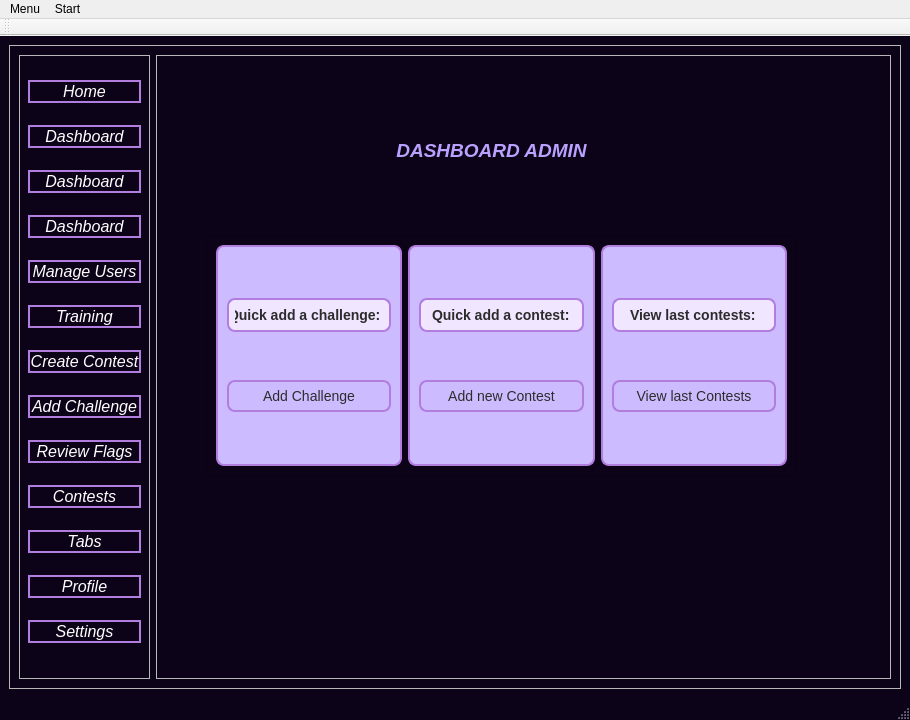
The window that CyberRange/Client/MainMenu.ui (Pafy-24/CyberRange----POO) describes before a commit, drawn with Qt 5.
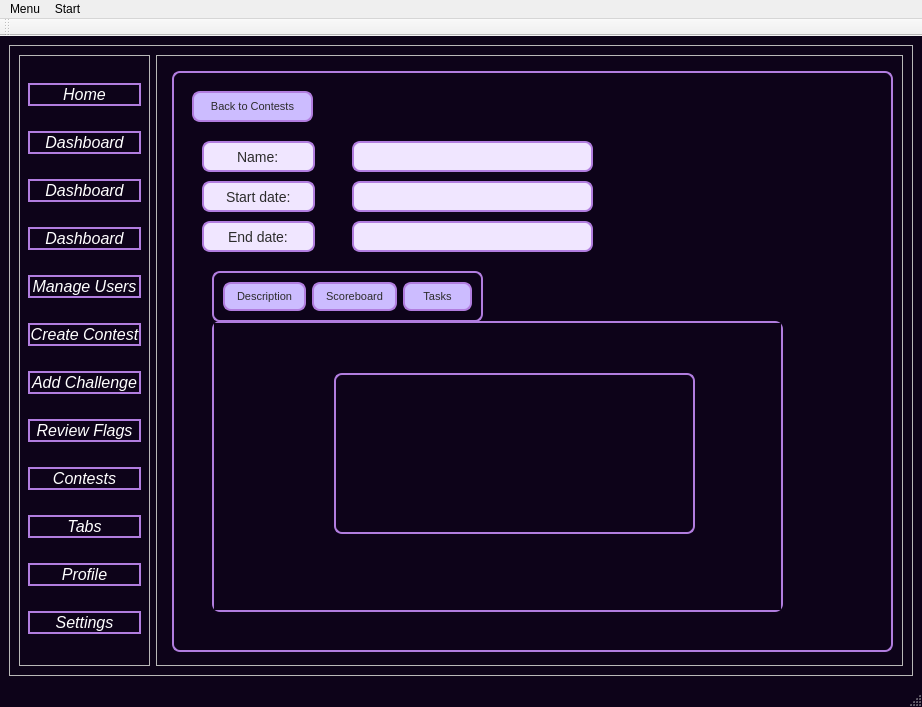
The same window after the commit. The open tabs and pages were chosen to show the change.

Diff of the .ui file:
```diff
--- a/CyberRange/Client/MainMenu.ui
+++ b/CyberRange/Client/MainMenu.ui
@@ -6,8 +6,8 @@
    <rect>
     <x>0</x>
     <y>0</y>
-    <width>910</width>
-    <height>720</height>
+    <width>922</width>
+    <height>707</height>
    </rect>
   </property>
   <property name="windowTitle">
@@ -219,37 +219,6 @@
             </property>
            </widget>
           </item>
-          <item>
-           <widget class="QPushButton" name="TrainingButton">
-            <property name="font">
-             <font>
-              <pointsize>12</pointsize>
-              <italic>true</italic>
-             </font>
-            </property>
-            <property name="styleSheet">
-             <string notr="true">QPushButton {
-    background-color: transparent;
-	 border-radius: 100px;
-    border: 2px solid #b17ddf;
-    color: white;
-}
-
-QPushButton:hover {
-    background-color: transparent;
-    border: 2px solid white;
-}
-
-QPushButton:pressed {
-    background-color: transparent;
-    border: 2px solid white;
-}</string>
-            </property>
-            <property name="text">
-             <string>Training</string>
-            </property>
-           </widget>
-          </item>
           <item>
            <widget class="QPushButton" name="CreateContestButton">
             <property name="font">
@@ -493,8 +462,8 @@
              <widget class="QLabel" name="label_Dash">
               <property name="geometry">
                <rect>
-                <x>200</x>
-                <y>70</y>
+                <x>250</x>
+                <y>110</y>
                 <width>251</width>
                 <height>31</height>
                </rect>
@@ -523,8 +492,8 @@
              <widget class="QFrame" name="frame_20">
               <property name="geometry">
                <rect>
-                <x>40</x>
-                <y>170</y>
+                <x>80</x>
+                <y>220</y>
                 <width>591</width>
                 <height>241</height>
                </rect>
@@ -3194,6 +3163,397 @@
               </item>
              </layout>
             </widget>
+            <widget class="QWidget" name="CurrentContest">
+             <property name="styleSheet">
+              <string notr="true">QFrame {
+    border-radius: 8px;
+    border: 2px solid #b17ddf;
+}</string>
+             </property>
+             <widget class="QFrame" name="frame_26">
+              <property name="geometry">
+               <rect>
+                <x>6</x>
+                <y>6</y>
+                <width>721</width>
+                <height>581</height>
+               </rect>
+              </property>
+              <property name="frameShape">
+               <enum>QFrame::Shape::StyledPanel</enum>
+              </property>
+              <property name="frameShadow">
+               <enum>QFrame::Shadow::Raised</enum>
+              </property>
+              <widget class="QPushButton" name="backButton">
+               <property name="geometry">
+                <rect>
+                 <x>20</x>
+                 <y>20</y>
+                 <width>121</width>
+                 <height>31</height>
+                </rect>
+               </property>
+               <property name="styleSheet">
+                <string notr="true">QPushButton {
+    background-color: rgb(204, 188, 255);      /* pastel mov deschis */
+    border: 2px solid #b17ddf;                 /* mov intens */
+    border-radius: 8px;
+    padding: 6px 12px;
+    color: #2c2c2c;                            /* text închis, lizibil */
+    font-size: 11px;
+}
+
+QPushButton:hover {
+    background-color: rgb(224, 208, 255);      /* mai luminos la hover */
+    border: 2px solid #8f44d4;                 /* accent mai puternic */
+}
+
+QPushButton:pressed {
+    background-color: rgb(190, 170, 240);      /* ușor mai închis la click */
+    border: 2px solid #7a2ec8;
+}</string>
+               </property>
+               <property name="text">
+                <string>Back to Contests</string>
+               </property>
+              </widget>
+              <widget class="QLineEdit" name="lineEditContestName2">
+               <property name="geometry">
+                <rect>
+                 <x>30</x>
+                 <y>70</y>
+                 <width>113</width>
+                 <height>31</height>
+                </rect>
+               </property>
+               <property name="styleSheet">
+                <string notr="true">QLineEdit {
+    background-color: rgb(240, 230, 255);        /* un mov pal, deschis */
+    border: 2px solid #b17ddf;                   /* mov intens, ca la QFrame */
+    border-radius: 8px;
+    padding: 6px;
+    color: #2c2c2c;                              /* text închis, lizibil */
+    font-size: 14px;
+}
+
+QLineEdit:focus {
+    border: 2px solid #8f44d4;                   /* evidențiere la focus */
+    background-color: rgb(255, 245, 255);
+}</string>
+               </property>
+               <property name="text">
+                <string>Name:</string>
+               </property>
+               <property name="alignment">
+                <set>Qt::AlignmentFlag::AlignCenter</set>
+               </property>
+               <property name="readOnly">
+                <bool>true</bool>
+               </property>
+              </widget>
+              <widget class="QLineEdit" name="lineEditContestName">
+               <property name="geometry">
+                <rect>
+                 <x>180</x>
+                 <y>70</y>
+                 <width>241</width>
+                 <height>31</height>
+                </rect>
+               </property>
+               <property name="styleSheet">
+                <string notr="true">QLineEdit {
+    background-color: rgb(240, 230, 255);        /* un mov pal, deschis */
+    border: 2px solid #b17ddf;                   /* mov intens, ca la QFrame */
+    border-radius: 8px;
+    padding: 6px;
+    color: #2c2c2c;                              /* text închis, lizibil */
+    font-size: 14px;
+}
+
+QLineEdit:focus {
+    border: 2px solid #8f44d4;                   /* evidențiere la focus */
+    background-color: rgb(255, 245, 255);
+}</string>
+               </property>
+               <property name="readOnly">
+                <bool>true</bool>
+               </property>
+              </widget>
+              <widget class="QLineEdit" name="lineEditContestStart2">
+               <property name="geometry">
+                <rect>
+                 <x>30</x>
+                 <y>110</y>
+                 <width>113</width>
+                 <height>31</height>
+                </rect>
+               </property>
+               <property name="styleSheet">
+                <string notr="true">QLineEdit {
+    background-color: rgb(240, 230, 255);        /* un mov pal, deschis */
+    border: 2px solid #b17ddf;                   /* mov intens, ca la QFrame */
+    border-radius: 8px;
+    padding: 6px;
+    color: #2c2c2c;                              /* text închis, lizibil */
+    font-size: 14px;
+}
+
+QLineEdit:focus {
+    border: 2px solid #8f44d4;                   /* evidențiere la focus */
+    background-color: rgb(255, 245, 255);
+}</string>
+               </property>
+               <property name="text">
+                <string>Start date:</string>
+               </property>
+               <property name="alignment">
+                <set>Qt::AlignmentFlag::AlignCenter</set>
+               </property>
+               <property name="readOnly">
+                <bool>true</bool>
+               </property>
+              </widget>
+              <widget class="QLineEdit" name="lineEditContestStart">
+               <property name="geometry">
+                <rect>
+                 <x>180</x>
+                 <y>110</y>
+                 <width>241</width>
+                 <height>31</height>
+                </rect>
+               </property>
+               <property name="styleSheet">
+                <string notr="true">QLineEdit {
+    background-color: rgb(240, 230, 255);        /* un mov pal, deschis */
+    border: 2px solid #b17ddf;                   /* mov intens, ca la QFrame */
+    border-radius: 8px;
+    padding: 6px;
+    color: #2c2c2c;                              /* text închis, lizibil */
+    font-size: 14px;
+}
+
+QLineEdit:focus {
+    border: 2px solid #8f44d4;                   /* evidențiere la focus */
+    background-color: rgb(255, 245, 255);
+}</string>
+               </property>
+               <property name="readOnly">
+                <bool>true</bool>
+               </property>
+              </widget>
+              <widget class="QLineEdit" name="lineEditContestEnd2">
+               <property name="geometry">
+                <rect>
+                 <x>30</x>
+                 <y>150</y>
+                 <width>113</width>
+                 <height>31</height>
+                </rect>
+               </property>
+               <property name="styleSheet">
+                <string notr="true">QLineEdit {
+    background-color: rgb(240, 230, 255);        /* un mov pal, deschis */
+    border: 2px solid #b17ddf;                   /* mov intens, ca la QFrame */
+    border-radius: 8px;
+    padding: 6px;
+    color: #2c2c2c;                              /* text închis, lizibil */
+    font-size: 14px;
+}
+
+QLineEdit:focus {
+    border: 2px solid #8f44d4;                   /* evidențiere la focus */
+    background-color: rgb(255, 245, 255);
+}</string>
+               </property>
+               <property name="text">
+                <string>End date:</string>
+               </property>
+               <property name="alignment">
+                <set>Qt::AlignmentFlag::AlignCenter</set>
+               </property>
+               <property name="readOnly">
+                <bool>true</bool>
+               </property>
+              </widget>
+              <widget class="QLineEdit" name="lineEditContestEnd">
+               <property name="geometry">
+                <rect>
+                 <x>180</x>
+                 <y>150</y>
+                 <width>241</width>
+                 <height>31</height>
+                </rect>
+               </property>
+               <property name="styleSheet">
+                <string notr="true">QLineEdit {
+    background-color: rgb(240, 230, 255);        /* un mov pal, deschis */
+    border: 2px solid #b17ddf;                   /* mov intens, ca la QFrame */
+    border-radius: 8px;
+    padding: 6px;
+    color: #2c2c2c;                              /* text închis, lizibil */
+    font-size: 14px;
+}
+
+QLineEdit:focus {
+    border: 2px solid #8f44d4;                   /* evidențiere la focus */
+    background-color: rgb(255, 245, 255);
+}</string>
+               </property>
+               <property name="readOnly">
+                <bool>true</bool>
+               </property>
+              </widget>
+              <widget class="QStackedWidget" name="stackedWidget_3">
+               <property name="geometry">
+                <rect>
+                 <x>40</x>
+                 <y>250</y>
+                 <width>571</width>
+                 <height>291</height>
+                </rect>
+               </property>
+               <widget class="QWidget" name="Desc">
+                <widget class="QLabel" name="labelDesc">
+                 <property name="geometry">
+                  <rect>
+                   <x>120</x>
+                   <y>50</y>
+                   <width>361</width>
+                   <height>161</height>
+                  </rect>
+                 </property>
+                 <property name="text">
+                  <string/>
+                 </property>
+                </widget>
+               </widget>
+               <widget class="QWidget" name="Scoreboard">
+                <widget class="QTableView" name="tableScoreboard">
+                 <property name="geometry">
+                  <rect>
+                   <x>0</x>
+                   <y>0</y>
+                   <width>571</width>
+                   <height>291</height>
+                  </rect>
+                 </property>
+                </widget>
+               </widget>
+               <widget class="QWidget" name="Tasks">
+                <widget class="QTableView" name="tableView">
+                 <property name="geometry">
+                  <rect>
+                   <x>0</x>
+                   <y>0</y>
+                   <width>581</width>
+                   <height>291</height>
+                  </rect>
+                 </property>
+                </widget>
+               </widget>
+              </widget>
+              <widget class="QFrame" name="frame_27">
+               <property name="geometry">
+                <rect>
+                 <x>40</x>
+                 <y>200</y>
+                 <width>271</width>
+                 <height>51</height>
+                </rect>
+               </property>
+               <property name="frameShape">
+                <enum>QFrame::Shape::StyledPanel</enum>
+               </property>
+               <property name="frameShadow">
+                <enum>QFrame::Shadow::Raised</enum>
+               </property>
+               <layout class="QHBoxLayout" name="horizontalLayout_6">
+                <item>
+                 <widget class="QPushButton" name="descriptionButton">
+                  <property name="styleSheet">
+                   <string notr="true">QPushButton {
+    background-color: rgb(204, 188, 255);      /* pastel mov deschis */
+    border: 2px solid #b17ddf;                 /* mov intens */
+    border-radius: 8px;
+    padding: 6px 12px;
+    color: #2c2c2c;                            /* text închis, lizibil */
+    font-size: 11px;
+}
+
+QPushButton:hover {
+    background-color: rgb(224, 208, 255);      /* mai luminos la hover */
+    border: 2px solid #8f44d4;                 /* accent mai puternic */
+}
+
+QPushButton:pressed {
+    background-color: rgb(190, 170, 240);      /* ușor mai închis la click */
+    border: 2px solid #7a2ec8;
+}</string>
+                  </property>
+                  <property name="text">
+                   <string>Description</string>
+                  </property>
+                 </widget>
+                </item>
+                <item>
+                 <widget class="QPushButton" name="scoreboardButton">
+                  <property name="styleSheet">
+                   <string notr="true">QPushButton {
+    background-color: rgb(204, 188, 255);      /* pastel mov deschis */
+    border: 2px solid #b17ddf;                 /* mov intens */
+    border-radius: 8px;
+    padding: 6px 12px;
+    color: #2c2c2c;                            /* text închis, lizibil */
+    font-size: 11px;
+}
+
+QPushButton:hover {
+    background-color: rgb(224, 208, 255);      /* mai luminos la hover */
+    border: 2px solid #8f44d4;                 /* accent mai puternic */
+}
+
+QPushButton:pressed {
+    background-color: rgb(190, 170, 240);      /* ușor mai închis la click */
+    border: 2px solid #7a2ec8;
+}</string>
+                  </property>
+                  <property name="text">
+                   <string>Scoreboard</string>
+                  </property>
+                 </widget>
+                </item>
+                <item>
+                 <widget class="QPushButton" name="tasksButton">
+                  <property name="styleSheet">
+                   <string notr="true">QPushButton {
+    background-color: rgb(204, 188, 255);      /* pastel mov deschis */
+    border: 2px solid #b17ddf;                 /* mov intens */
+    border-radius: 8px;
+    padding: 6px 12px;
+    color: #2c2c2c;                            /* text închis, lizibil */
+    font-size: 11px;
+}
+
+QPushButton:hover {
+    background-color: rgb(224, 208, 255);      /* mai luminos la hover */
+    border: 2px solid #8f44d4;                 /* accent mai puternic */
+}
+
+QPushButton:pressed {
+    background-color: rgb(190, 170, 240);      /* ușor mai închis la click */
+    border: 2px solid #7a2ec8;
+}</string>
+                  </property>
+                  <property name="text">
+                   <string>Tasks</string>
+                  </property>
+                 </widget>
+                </item>
+               </layout>
+              </widget>
+             </widget>
+            </widget>
            </widget>
           </item>
          </layout>
@@ -3209,8 +3569,8 @@
     <rect>
      <x>0</x>
      <y>0</y>
-     <width>910</width>
-     <height>21</height>
+     <width>922</width>
+     <height>17</height>
     </rect>
    </property>
    <widget class="QMenu" name="menuMenu">
```
Left out of the diff: 165 changed lines with no effect on the pictures.
